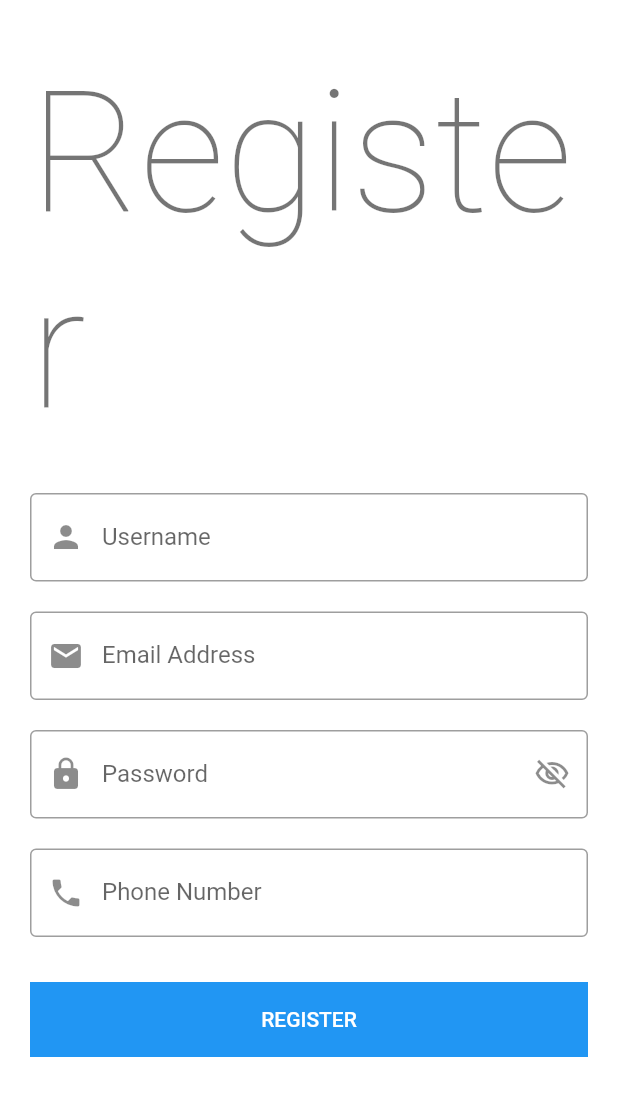
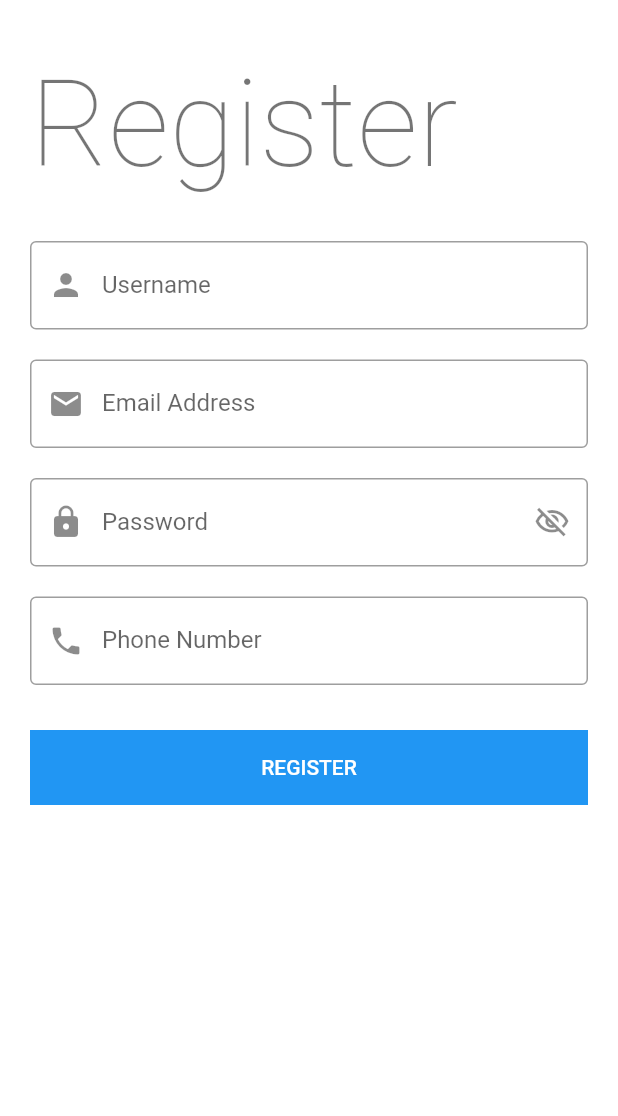
Before and after one commit to gh49/Social-App, a Flutter app: the screen it shows after launch, after a tap on "Register now!", on a phone screen of 412 x 824 dp, the part 59-1175 px from its top. Run offline on Flutter 3.47's test engine with Material 2 defaults, Android fonts, the light colour scheme and no system bars; our stand-ins replace bloc, cloud_firestore, conditional_builder_null_safety, firebase_auth, firebase_core, firebase_storage and 4 more; missing offline and left inert: icon_broken; accounts and stored records are empty.

Commit message:
Nothing much

```diff
--- a/lib/layouts/cubit/states.dart
+++ b/lib/layouts/cubit/states.dart
@@ -1,6 +1,8 @@
 abstract class SocialStates {}
 
 class SocialInitState extends SocialStates {}
+
+class SocialAfterInitState extends SocialStates {}
 
 class SocialGetUserLoadingState extends SocialStates {}
 
@@ -14,4 +16,24 @@ class SocialGetUserErrorState extends SocialStates {
 
 class SocialChangeBottomNavigation extends SocialStates {}
 
-class SocialNewPostNavigation extends SocialStates {}
+class SocialNewPostState extends SocialStates {}
+
+class SocialProfileImagePickedSuccessState extends SocialStates {}
+
+class SocialProfileImagePickedErrorState extends SocialStates {}
+
+class SocialCoverImagePickedSuccessState extends SocialStates {}
+
+class SocialCoverImagePickedErrorState extends SocialStates {}
+
+class SocialUploadProfileImagePickedSuccessState extends SocialStates {}
+
+class SocialUploadProfileImagePickedErrorState extends SocialStates {}
+
+class SocialUploadCoverImagePickedSuccessState extends SocialStates {}
+
+class SocialUploadCoverImagePickedErrorState extends SocialStates {}
+
+class SocialUpdateUserErrorState extends SocialStates {}
+
+class SocialLoadingUpdateUserState extends SocialStates {}
--- a/lib/layouts/home_layout.dart
+++ b/lib/layouts/home_layout.dart
@@ -17,11 +17,14 @@ class HomeScreen extends StatelessWidget {
     return BlocConsumer<SocialCubit, SocialStates>(
       listener: (context, state) {
         print(state.toString());
+        if(state is SocialInitState) {
+          SocialCubit.get(context).initSocial();
+        }
         if(state is SocialGetUserErrorState) {
           navigateAndFinish(context, LoginScreen());
           print(state.error.toString());
         }
-        if(state is SocialNewPostNavigation) {
+        if(state is SocialNewPostState) {
           navigateTo(context, NewPostScreen());
         }
       },
--- a/lib/modules/register/register_screen.dart
+++ b/lib/modules/register/register_screen.dart
@@ -50,7 +50,9 @@ class RegisterScreen extends StatelessWidget {
                       children: [
                         Text(
                           'Register',
-                          style: Theme.of(context).textTheme.displayLarge,
+                          style: Theme.of(context).textTheme.displayLarge!.copyWith(
+                            fontSize: 80.0,
+                          ),
                         ),
                         SizedBox(
                           height: 30.0,
--- a/pubspec.yaml
+++ b/pubspec.yaml
@@ -44,6 +44,8 @@ dependencies:
   cloud_firestore: ^4.8.2
   shared_preferences: ^2.2.0
   icon_broken: ^1.1.0
+  image_picker: ^1.0.1
+  firebase_storage: ^11.2.5
 
 dev_dependencies:
   flutter_test:
```
Also changed, not shown: lib/layouts/cubit/cubit.dart (+122 -1 lines), lib/modules/edit_profile/edit_profile_screen.dart (+19 -6 lines), pubspec.lock, 5 other files.
